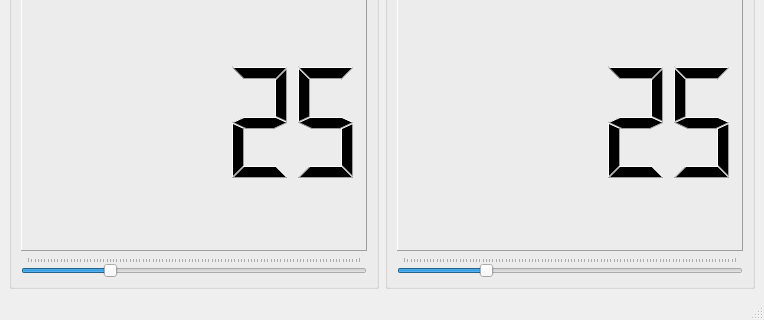
Qt form settings.ui (Leonid-poc/Git_project) before a commit; both pictures show x 0 to 764 and y 308 to 628 of the 764 by 628 pixel window.
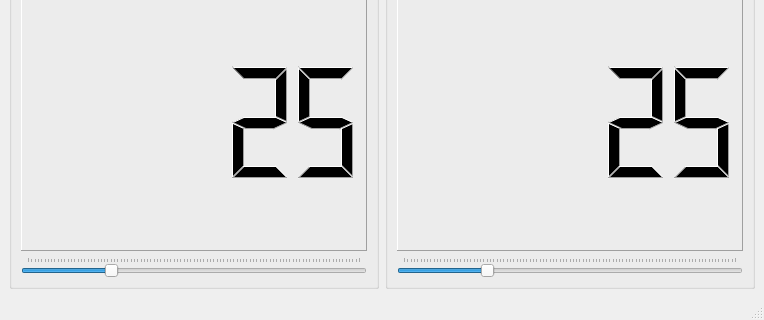
The same form after that commit.

Commit message: исправил ошибки

Patch:
```diff
--- a/settings.ui
+++ b/settings.ui
@@ -58,7 +58,7 @@
        <item row="2" column="0">
         <widget class="QSlider" name="horizontalSlider">
          <property name="maximum">
-          <number>101</number>
+          <number>100</number>
          </property>
          <property name="value">
           <number>25</number>
@@ -93,7 +93,7 @@
        <item row="2" column="0">
         <widget class="QSlider" name="horizontalSlider_2">
          <property name="maximum">
-          <number>101</number>
+          <number>100</number>
          </property>
          <property name="value">
           <number>25</number>
```
The commit also changes 1 other file.
